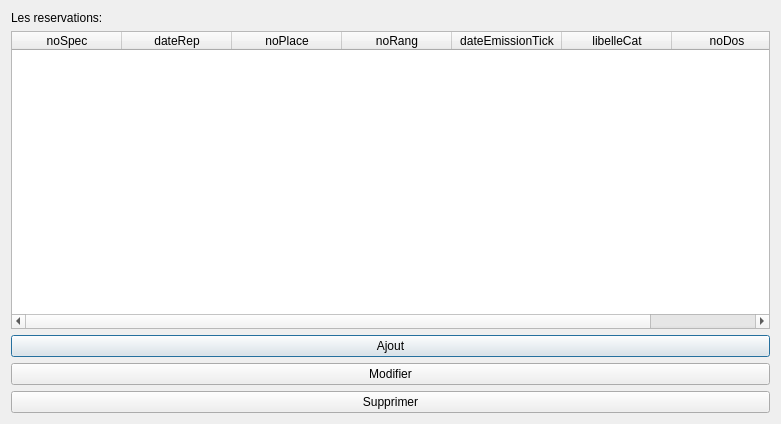
First picture: the form in Theatre_Project/gui/res_edit.ui, repository alaabenfatma/Projet_SQL_Python, before the edit.
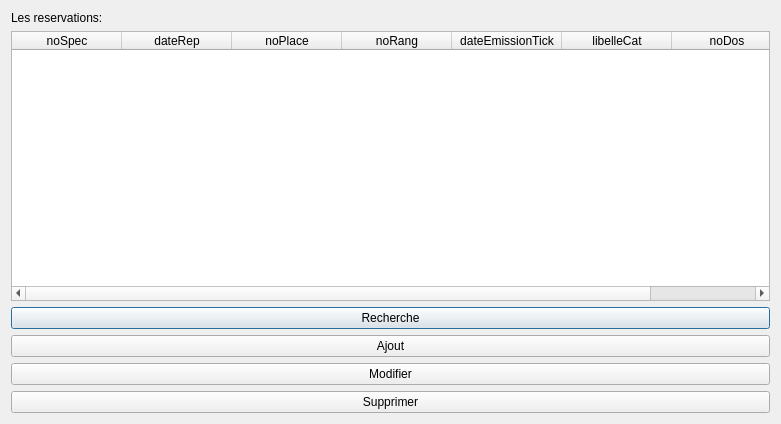
Second picture: the form after the edit. Icons and pictures are not drawn.

The edit to the form file:
```diff
--- a/Theatre_Project/gui/res_edit.ui
+++ b/Theatre_Project/gui/res_edit.ui
@@ -75,6 +75,17 @@
      </column>
     </widget>
    </item>
+   <item>
+    <widget class="QPushButton" name="pushButton">
+     <property name="text">
+      <string>Recherche</string>
+     </property>
+     <property name="icon">
+      <iconset>
+       <normaloff>recherche.png</normaloff>recherche.png</iconset>
+     </property>
+    </widget>
+   </item>
    <item>
     <widget class="QPushButton" name="add_btn">
      <property name="autoFillBackground">
```
Left out of the diff: 23 changed lines with no effect on the pictures.
